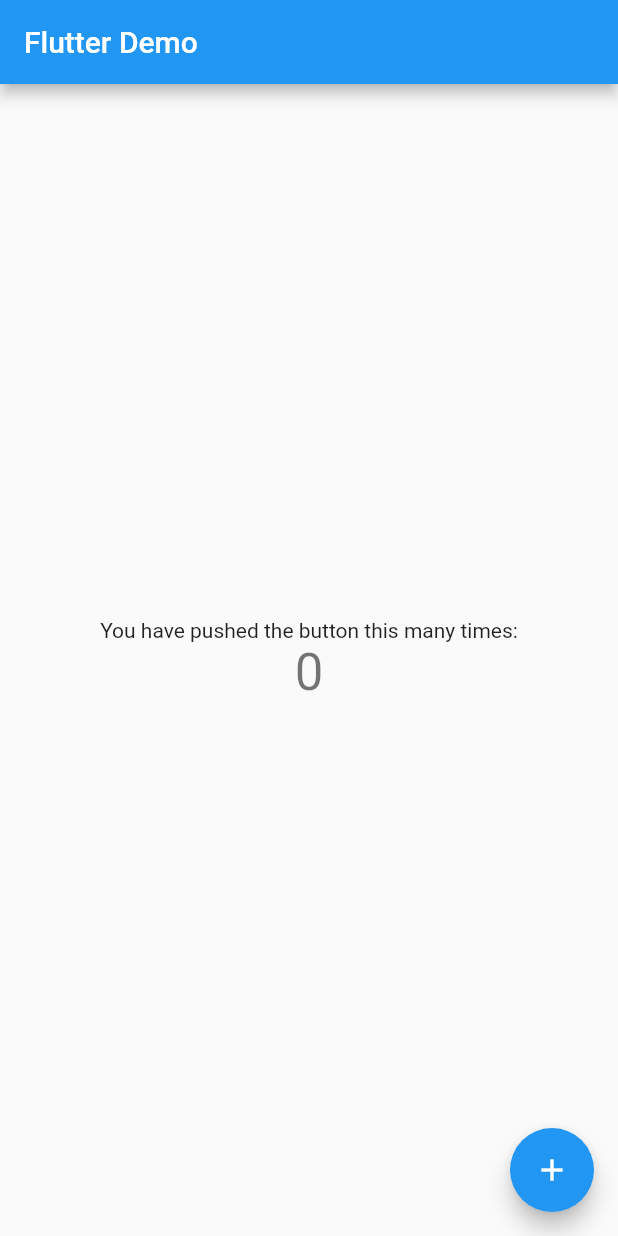
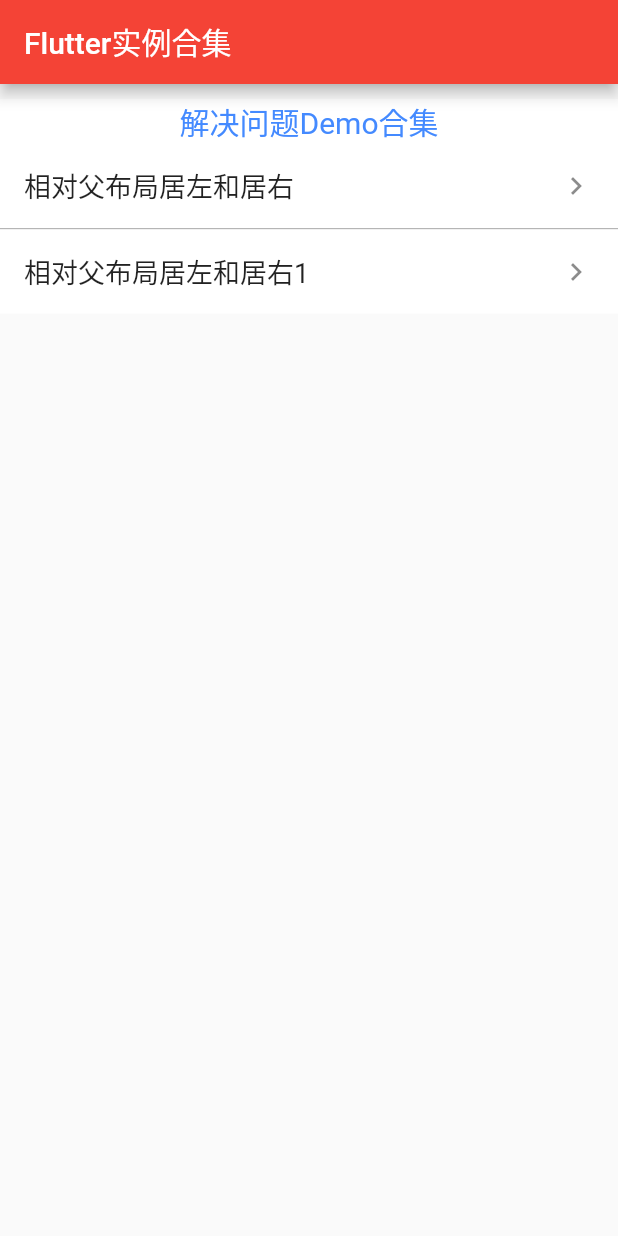
Before and after one commit to strivecheng/SjFlutterTour, a Flutter app: the screen it shows after launch, on a phone screen of 412 x 824 dp. Run offline on Flutter 3.47's test engine with Material 2 defaults, Android fonts, the phone set to English and light mode, and no system bars.

Commit message:
添加解决相对布局问题demo

```diff
--- /dev/null
+++ b/flutter_basics/lib/common/bean/example_item_info.dart
@@ -0,0 +1,14 @@
+/// Created with Android Studio.
+/// User: sj
+/// Date: 2019-08-03
+/// Time: 20:26
+/// Description:
+import 'package:flutter/material.dart';
+
+
+class ExampleItemInfo {
+  String title;
+
+  ExampleItemInfo(this.title);
+
+}
--- a/flutter_basics/lib/main.dart
+++ b/flutter_basics/lib/main.dart
@@ -1,4 +1,7 @@
 import 'package:flutter/material.dart';
+import 'package:flutter_basics/layout/Demo1.dart';
+
+import 'common/bean/example_item_info.dart';
 
 void main() => runApp(MyApp());
 
@@ -7,36 +10,17 @@ class MyApp extends StatelessWidget {
   @override
   Widget build(BuildContext context) {
     return MaterialApp(
-      title: 'Flutter Demo',
+      title: 'Flutter实例合集',
       theme: ThemeData(
-        // This is the theme of your application.
-        //
-        // Try running your application with "flutter run". You'll see the
-        // application has a blue toolbar. Then, without quitting the app, try
-        // changing the primarySwatch below to Colors.green and then invoke
-        // "hot reload" (press "r" in the console where you ran "flutter run",
-        // or simply save your changes to "hot reload" in a Flutter IDE).
-        // Notice that the counter didn't reset back to zero; the application
-        // is not restarted.
-        primarySwatch: Colors.blue,
+        primarySwatch: Colors.red,
       ),
-      home: MyHomePage(title: 'Flutter Demo '),
+      home: MyHomePage(title: 'Flutter实例合集'),
     );
   }
 }
 
 class MyHomePage extends StatefulWidget {
   MyHomePage({Key key, this.title}) : super(key: key);
-
-  // This widget is the home page of your application. It is stateful, meaning
-  // that it has a State object (defined below) that contains fields that affect
-  // how it looks.
-
-  // This class is the configuration for the state. It holds the values (in this
-  // case the title) provided by the parent (in this case the App widget) and
-  // used by the build method of the State. Fields in a Widget subclass are
-  // always marked "final".
-
   final String title;
 
   @override
@@ -44,68 +28,73 @@ class MyHomePage extends StatefulWidget {
 }
 
 class _MyHomePageState extends State<MyHomePage> {
-  int _counter = 0;
+  List<ExampleItemInfo> exampleItemInfoList = new List();
 
-  void _incrementCounter() {
-    setState(() {
-      // This call to setState tells the Flutter framework that something has
-      // changed in this State, which causes it to rerun the build method below
-      // so that the display can reflect the updated values. If we changed
-      // _counter without calling setState(), then the build method would not be
-      // called again, and so nothing would appear to happen.
-      _counter++;
-    });
+  @override
+  void initState() {
+    // TODO: implement initState
+    super.initState();
+    ExampleItemInfo exampleItemInfo = new ExampleItemInfo("相对父布局居左和居右");
+    exampleItemInfoList.add(exampleItemInfo);
+
+    exampleItemInfo = new ExampleItemInfo("相对父布局居左和居右1");
+    exampleItemInfoList.add(exampleItemInfo);
   }
 
   @override
   Widget build(BuildContext context) {
-    // This method is rerun every time setState is called, for instance as done
-    // by the _incrementCounter method above.
-    //
-    // The Flutter framework has been optimized to make rerunning build methods
-    // fast, so that you can just rebuild anything that needs updating rather
-    // than having to individually change instances of widgets.
     return Scaffold(
       appBar: AppBar(
         // Here we take the value from the MyHomePage object that was created by
         // the App.build method, and use it to set our appbar title.
         title: Text(widget.title),
       ),
-      body: Center(
-        // Center is a layout widget. It takes a single child and positions it
-        // in the middle of the parent.
+      body: Container(
+        padding: EdgeInsets.only(top: 10.0),
+        width: double.infinity,
         child: Column(
-          // Column is also layout widget. It takes a list of children and
-          // arranges them vertically. By default, it sizes itself to fit its
-          // children horizontally, and tries to be as tall as its parent.
-          //
-          // Invoke "debug painting" (press "p" in the console, choose the
-          // "Toggle Debug Paint" action from the Flutter Inspector in Android
-          // Studio, or the "Toggle Debug Paint" command in Visual Studio Code)
-          // to see the wireframe for each widget.
-          //
-          // Column has various properties to control how it sizes itself and
-          // how it positions its children. Here we use mainAxisAlignment to
-          // center the children vertically; the main axis here is the vertical
-          // axis because Columns are vertical (the cross axis would be
-          // horizontal).
-          mainAxisAlignment: MainAxisAlignment.center,
+          crossAxisAlignment: CrossAxisAlignment.center,
           children: <Widget>[
-            Text(
-              'You have pushed the button this many times:',
+            Container(
+              alignment: Alignment.center,
+              width: double.infinity,
+              color: Colors.white,
+              child: Text(
+                "解决问题Demo合集",
+                style: TextStyle(fontSize: 20.0, color: Colors.blueAccent),
+              ),
             ),
-            Text(
-              '$_counter',
-              style: Theme.of(context).textTheme.display1,
-            ),
+            ListView.separated(
+              separatorBuilder: (context, index) {
+                return Divider(
+                  color: Colors.grey,
+                  height: 1,
+                );
+              },
+              shrinkWrap: true,
+              itemBuilder: (context, index) {
+                return Container(
+                  color: Colors.white,
+                  child: ListTile(
+                    trailing: Icon(Icons.keyboard_arrow_right),
+                    title: Text(
+                      exampleItemInfoList[index].title,
+                      style: TextStyle(fontSize: 18),
+                    ),
+                    onTap: () {
+                      Navigator.push(context,
+                          MaterialPageRoute(builder: (context) {
+                        return LayoutDemoOne();
+                      }));
+                    },
+                  ),
+                );
+              },
+              itemCount: exampleItemInfoList.length,
+            )
           ],
         ),
       ),
-      floatingActionButton: FloatingActionButton(
-        onPressed: _incrementCounter,
-        tooltip: 'Increment',
-        child: Icon(Icons.add),
-      ), // This trailing comma makes auto-formatting nicer for build methods.
     );
   }
 }
```
Also changed, not shown: flutter_basics/lib/layout/Demo1.dart (added, +80 -0 lines).
